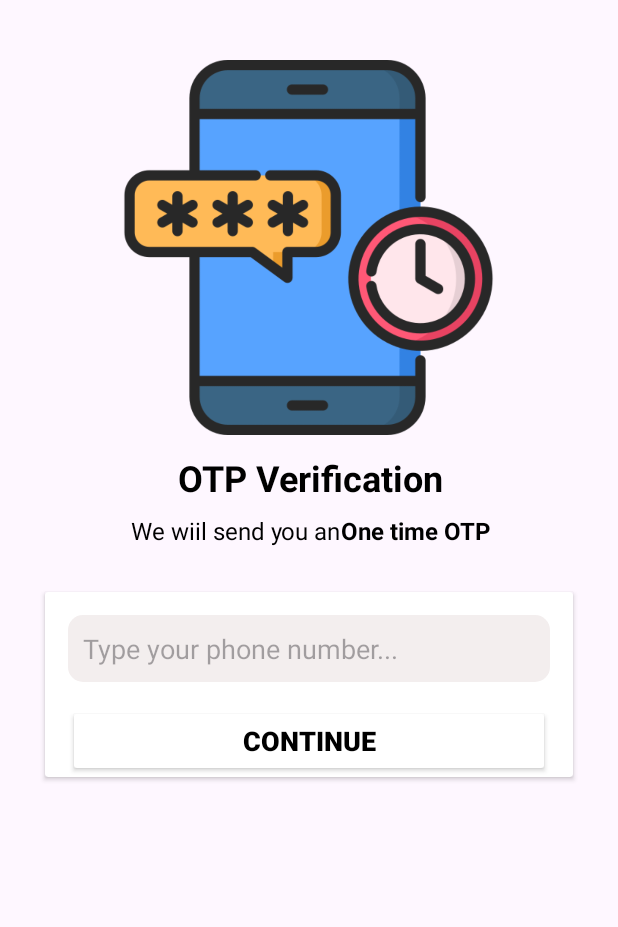
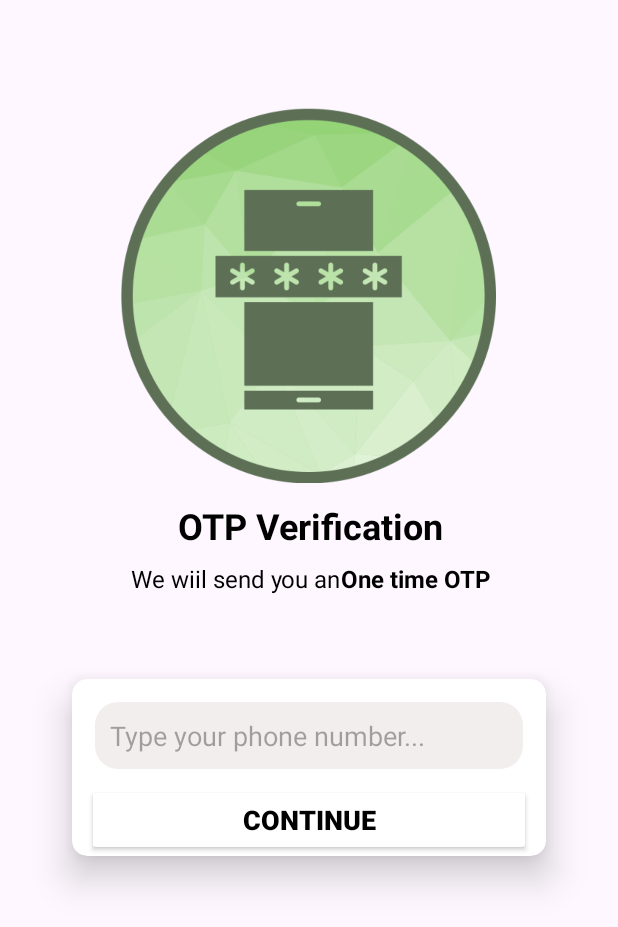
Before and after one commit to salauddin96/Chat_App, an Android app: the screen it shows after launch (VerificationActivity), on a phone screen of 412 x 824 dp. Shown: the top 927 px of the screen. Run offline under Robolectric (Android 15) with nearby library versions, the phone set to English and light mode, and no system bars; our stand-ins replace Firebase (no records; nobody signed in at launch, a user with empty details on screens opened directly).

Commit message:
update design activity

```diff
--- a/app/src/main/res/drawable/background_shape.xml
+++ b/app/src/main/res/drawable/background_shape.xml
@@ -2,7 +2,7 @@
 <shape android:shape="rectangle"
     xmlns:android="http://schemas.android.com/apk/res/android">
 
-    <corners android:radius="10dp" />
+    <corners android:radius="15dp" />
     <solid android:color="#F3EEEE" />
 
 </shape>
--- a/app/src/main/res/layout/activity_setup_profile.xml
+++ b/app/src/main/res/layout/activity_setup_profile.xml
@@ -24,7 +24,7 @@
         android:layout_height="wrap_content"
         android:layout_marginTop="68dp"
         android:fontFamily="@font/aladin"
-        android:text="Raihan Bhai"
+        android:text="User Bhai"
         android:textSize="25sp"
         app:layout_constraintEnd_toEndOf="parent"
         app:layout_constraintStart_toStartOf="parent"
--- a/app/src/main/res/layout/activity_verification.xml
+++ b/app/src/main/res/layout/activity_verification.xml
@@ -10,10 +10,10 @@
         android:id="@+id/imageView"
         android:layout_width="250dp"
         android:layout_height="250dp"
-        android:layout_marginTop="40dp"
-        android:src="@drawable/otpverification"
+        android:layout_marginTop="72dp"
+        android:src="@drawable/otp"
         app:layout_constraintEnd_toEndOf="parent"
-        app:layout_constraintHorizontal_bias="0.498"
+        app:layout_constraintHorizontal_bias="0.496"
         app:layout_constraintStart_toStartOf="parent"
         app:layout_constraintTop_toTopOf="parent" />
 
@@ -60,11 +60,14 @@
 
     <androidx.cardview.widget.CardView
         android:layout_width="match_parent"
-        android:layout_height="0dp"
+        android:layout_height="wrap_content"
+        android:layout_margin="30dp"
         android:layout_marginTop="30dp"
-        android:elevation="15dp"
-        android:layout_margin="30dp"
-        app:layout_constraintTop_toBottomOf="@+id/textView3">
+        app:cardElevation="15dp"
+        app:cardCornerRadius="10dp"
+        app:cardUseCompatPadding="true"
+        app:layout_constraintTop_toBottomOf="@+id/textView3"
+        tools:layout_editor_absoluteX="30dp">
 
         <androidx.constraintlayout.widget.ConstraintLayout
             android:layout_width="match_parent"
@@ -73,16 +76,15 @@
 
             <EditText
                 android:id="@+id/phnText"
-                android:layout_margin="15dp"
                 android:layout_width="match_parent"
                 android:layout_height="wrap_content"
-                android:layout_marginTop="44dp"
+                android:layout_margin="15dp"
+                android:background="@drawable/background_shape"
                 android:ems="10"
+                android:hint="Type your phone number..."
                 android:inputType="text"
+                android:padding="10dp"
                 android:textColor="@color/black"
-                android:hint="Type your phone number..."
-                android:padding="10dp"
-                android:background="@drawable/background_shape"
                 app:layout_constraintEnd_toEndOf="parent"
                 app:layout_constraintStart_toStartOf="parent"
                 app:layout_constraintTop_toTopOf="parent" />
@@ -91,14 +93,13 @@
                 android:id="@+id/continueBtn"
                 android:layout_width="match_parent"
                 android:layout_height="wrap_content"
-                android:layout_marginTop="40dp"
+                android:layout_margin="10dp"
                 android:backgroundTint="@color/white"
                 android:text="Continue"
                 android:textColor="@color/black"
+                android:textSize="18sp"
+                android:textStyle="bold"
                 app:cornerRadius="15dp"
-                android:textStyle="bold"
-                android:textSize="18sp"
-                android:layout_margin="15dp"
                 app:layout_constraintEnd_toEndOf="@+id/phnText"
                 app:layout_constraintHorizontal_bias="0.497"
                 app:layout_constraintStart_toStartOf="@+id/phnText"
```
Also changed, not shown: app/src/main/res/layout/activity_otpactivity.xml (+8 -7 lines), app/src/main/res/drawable/otp.png (added), app/src/main/res/font/amarante.ttf (added).
